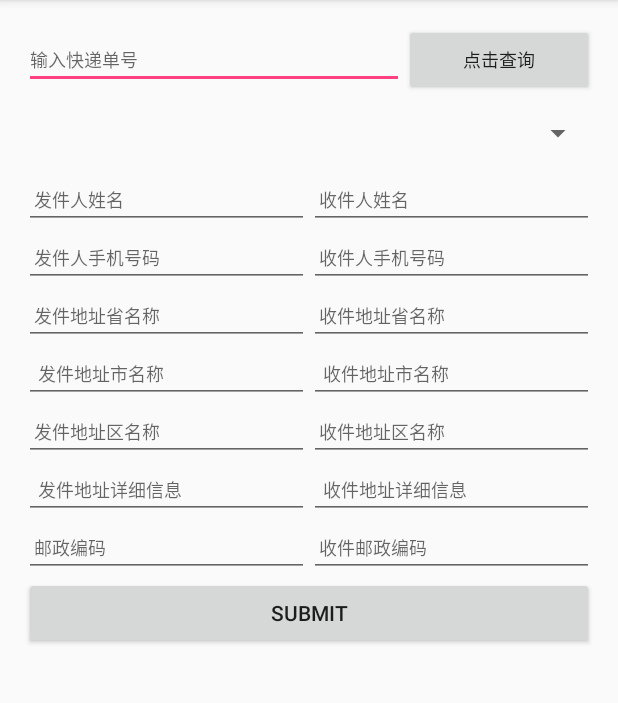
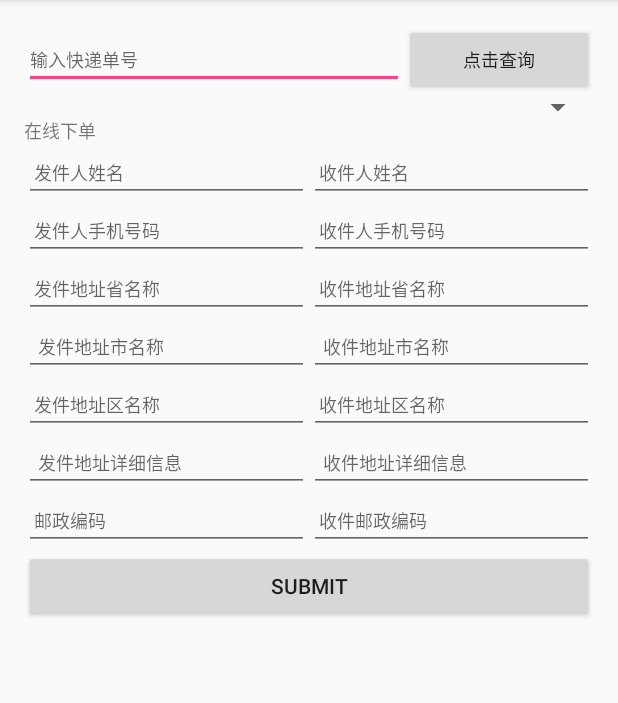
Before and after one commit to guande123/kuaidi, an Android app: the screen it shows after launch (MainActivity), on a phone screen of 412 x 824 dp, the part 84-787 px from its top. Run offline under Robolectric (Android 15) with nearby library versions, the phone set to English and light mode, and no system bars.

Commit message:
5th commit  finish 实现快递查询

```diff
--- a/src/main/AndroidManifest.xml
+++ b/src/main/AndroidManifest.xml
@@ -15,7 +15,8 @@
                 <category android:name="android.intent.category.LAUNCHER"/>
             </intent-filter>
         </activity>
-        <activity android:name=".activity.ShowInfoActivity"></activity>
+        <activity android:name=".activity.ShowInfoActivity"/>
+        <activity android:name=".activity.KDHInfoActivity"/>
     </application>
 <uses-permission android:name="android.permission.INTERNET"/>
 </manifest>
--- a/src/main/java/com/example/administrator/ad20170221downorderonline/activity/MainActivity.java
+++ b/src/main/java/com/example/administrator/ad20170221downorderonline/activity/MainActivity.java
@@ -107,7 +107,6 @@ public class MainActivity extends AppCompatActivity {
                         "&no="+kuaidihao+"&com="+mchangyongcom.getResult().get(position).getNo();
                 new Thread(new Runnable() {
 
-
                     @Override
                     public void run() {
                         URL url = null;
@@ -129,6 +128,9 @@ public class MainActivity extends AppCompatActivity {
                         KDHInfo kdhInfo =  g.fromJson(sb.toString(), KDHInfo.class);
                             if(kdhInfo.getReason().equals("查询物流信息成功")){
                                    //返回物流信息
+                                Intent intent = new Intent(MainActivity.this,KDHInfoActivity.class);
+                                intent.putExtra("kdhinfo",kdhInfo);
+                                startActivity(intent);
                             }else{
                                 Message msg= new Message();
                                 msg.what = FAIL_SEARCH;
--- a/src/main/java/com/example/administrator/ad20170221downorderonline/entity/KDHInfo.java
+++ b/src/main/java/com/example/administrator/ad20170221downorderonline/entity/KDHInfo.java
@@ -1,12 +1,13 @@
 package com.example.administrator.ad20170221downorderonline.entity;
 
+import java.io.Serializable;
 import java.util.List;
 
 /**
  * Created by Administrator on 2017/2/22 0022.
  */
 
-public class KDHInfo {
+public class KDHInfo implements Serializable{
     /**
      * resultcode : 200
      * reason : 查询物流信息成功
--- a/src/main/res/layout/activity_main.xml
+++ b/src/main/res/layout/activity_main.xml
@@ -5,79 +5,98 @@
     android:id="@+id/activity_main"
     android:layout_width="match_parent"
     android:layout_height="match_parent"
+    android:orientation="vertical"
     android:paddingBottom="@dimen/activity_vertical_margin"
     android:paddingLeft="@dimen/activity_horizontal_margin"
     android:paddingRight="@dimen/activity_horizontal_margin"
     android:paddingTop="@dimen/activity_vertical_margin"
-    android:orientation="vertical"
     tools:context="com.example.administrator.ad20170221downorderonline.activity.MainActivity">
+
     <LinearLayout
         android:layout_width="match_parent"
         android:layout_height="wrap_content"
         android:orientation="horizontal">
+
         <EditText
             android:id="@+id/kuaidihao"
             android:layout_width="0dp"
+            android:layout_height="wrap_content"
             android:layout_weight="2"
-        android:layout_height="wrap_content"
             android:hint="输入快递单号"
             android:textSize="12sp"/>
+
         <Button
             android:id="@+id/search_click"
             android:layout_width="0dp"
+            android:layout_height="wrap_content"
             android:layout_weight="1"
-        android:layout_height="wrap_content"
             android:text="点击查询"
             android:textSize="12sp"/>
     </LinearLayout>
+
     <Spinner
+        android:id="@+id/spinner"
         android:layout_width="match_parent"
-        android:layout_height="50dp"
-        android:id="@+id/spinner"/>
+        android:layout_height="14dp"/>
+
+    <TextView
+        android:layout_width="match_parent"
+        android:layout_height="wrap_content"
+        android:text="在线下单"
+        android:textSize="12sp"/>
+
     <LinearLayout
         android:layout_width="match_parent"
         android:layout_height="wrap_content">
+
         <LinearLayout
             android:layout_width="0dp"
             android:layout_height="match_parent"
             android:layout_weight="1"
             android:orientation="vertical">
+
             <EditText
                 android:id="@+id/sender_name"
                 android:layout_width="match_parent"
                 android:layout_height="wrap_content"
                 android:hint=" 发件人姓名 "
                 android:textSize="12sp"/>
+
             <EditText
                 android:id="@+id/sender_telphone"
                 android:layout_width="match_parent"
                 android:layout_height="wrap_content"
                 android:hint=" 发件人手机号码 "
                 android:textSize="12sp"/>
+
             <EditText
                 android:id="@+id/sender_province_name"
                 android:layout_width="match_parent"
                 android:layout_height="wrap_content"
                 android:hint=" 发件地址省名称 "
                 android:textSize="12sp"/>
+
             <EditText
                 android:id="@+id/sender_city_name"
                 android:layout_width="match_parent"
                 android:layout_height="wrap_content"
                 android:hint="  发件地址市名称  "
                 android:textSize="12sp"/>
+
             <EditText
                 android:id="@+id/sender_district_name"
                 android:layout_width="match_parent"
                 android:layout_height="wrap_content"
                 android:hint=" 发件地址区名称 "
                 android:textSize="12sp"/>
+
             <EditText
                 android:id="@+id/sender_address"
                 android:layout_width="match_parent"
                 android:layout_height="wrap_content"
                 android:hint="  发件地址详细信息 "
                 android:textSize="12sp"/>
+
             <EditText
                 android:id="@+id/sender_post_code"
                 android:layout_width="match_parent"
@@ -85,47 +104,55 @@
                 android:hint=" 邮政编码 "
                 android:textSize="12sp"/>
         </LinearLayout>
+
         <LinearLayout
             android:layout_width="0dp"
             android:layout_height="match_parent"
             android:layout_weight="1"
             android:orientation="vertical">
+
             <EditText
                 android:id="@+id/receiver_name"
                 android:layout_width="match_parent"
                 android:layout_height="wrap_content"
                 android:hint=" 收件人姓名 "
                 android:textSize="12sp"/>
+
             <EditText
                 android:id="@+id/receiver_telphone"
                 android:layout_width="match_parent"
                 android:layout_height="wrap_content"
                 android:hint=" 收件人手机号码 "
                 android:textSize="12sp"/>
+
             <EditText
                 android:id="@+id/receiver_province_name"
                 android:layout_width="match_parent"
                 android:layout_height="wrap_content"
                 android:hint=" 收件地址省名称 "
                 android:textSize="12sp"/>
+
             <EditText
                 android:id="@+id/receiver_city_name"
                 android:layout_width="match_parent"
                 android:layout_height="wrap_content"
                 android:hint="  收件地址市名称  "
                 android:textSize="12sp"/>
+
             <EditText
                 android:id="@+id/receiver_district_name"
                 android:layout_width="match_parent"
                 android:layout_height="wrap_content"
                 android:hint=" 收件地址区名称 "
                 android:textSize="12sp"/>
+
             <EditText
                 android:id="@+id/receiver_address"
                 android:layout_width="match_parent"
                 android:layout_height="wrap_content"
                 android:hint="  收件地址详细信息 "
                 android:textSize="12sp"/>
+
             <EditText
                 android:id="@+id/receiver_post_code"
                 android:layout_width="match_parent"
@@ -134,9 +161,11 @@
                 android:textSize="12sp"/>
         </LinearLayout>
     </LinearLayout>
+
     <Button
+        android:id="@+id/submit"
         android:layout_width="match_parent"
         android:layout_height="wrap_content"
-        android:id="@+id/submit"
         android:text="submit"/>
+
 </LinearLayout>
```
Also changed, not shown: src/main/java/com/example/administrator/ad20170221downorderonline/activity/KDHInfoActivity.java (added, +28 -0 lines), src/main/res/layout/activity_orderinfo.xml (added, +16 -0 lines). Lines whose indentation alone changed are shown as unchanged.
